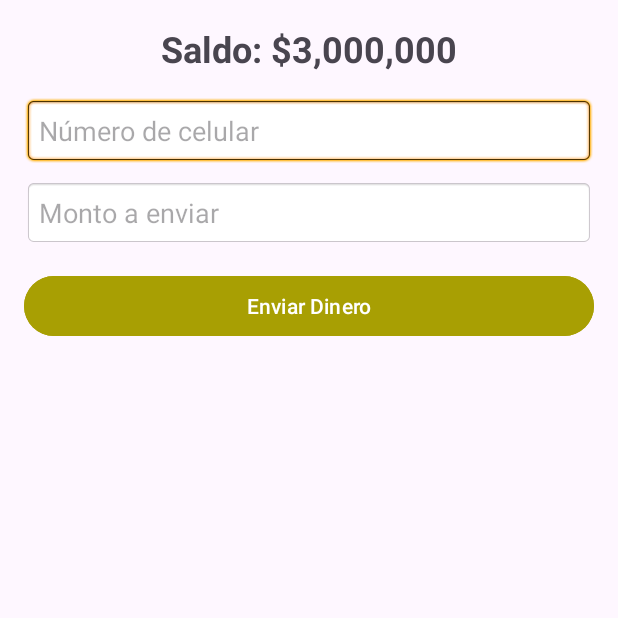
After one commit to EliasHincapie/AppFinanciera, an Android app: the CashActivity screen opened directly, with no data from a screen before it, on a phone screen of 412 x 824 dp, the top half of it. The commit adds this screen. Run offline under Robolectric (Android 15) with nearby library versions, the phone set to English and light mode, and no system bars; 3 statements that could not run were skipped.

Commit message:
Funcionalidad del Button enviar y recibir dinero

```diff
--- /dev/null
+++ b/app/src/main/java/com/example/appfinanciera/CashActivity.java
@@ -0,0 +1,117 @@
+package com.example.appfinanciera;
+
+import android.content.ContentValues;
+import android.database.Cursor;
+import android.database.sqlite.SQLiteDatabase;
+import android.os.Bundle;
+import android.widget.Button;
+import android.widget.EditText;
+import android.widget.Toast;
+import androidx.appcompat.app.AppCompatActivity;
+
+public class CashActivity extends AppCompatActivity {
+    private EditText etPhone, etAmount;
+    private Button btnSend;
+    SQLite databaseHelper;
+    String userPhone;
+    int balance;
+
+    @Override
+    protected void onCreate(Bundle savedInstanceState) {
+        super.onCreate(savedInstanceState);
+        setContentView(R.layout.activity_cash);
+
+        etPhone = findViewById(R.id.etPhone);
+        etAmount = findViewById(R.id.etAmount);
+        btnSend = findViewById(R.id.btnSend);
+        databaseHelper = new SQLite(this);
+
+        userPhone = getSharedPreferences("UserSession", MODE_PRIVATE).getString("phone", "");
+
+        // Obtener el saldo actual del usuario
+        balance = obtenerSaldo(userPhone);
+
+        btnSend.setOnClickListener(v -> enviarDinero());
+    }
+
+    private void enviarDinero() {
+        String phoneDestino = etPhone.getText().toString().trim();
+        String amountStr = etAmount.getText().toString().trim();
+
+        if (phoneDestino.isEmpty() || amountStr.isEmpty()) {
+            Toast.makeText(this, "Ingrese todos los datos", Toast.LENGTH_SHORT).show();
+            return;
+        }
+
+        int amount = Integer.parseInt(amountStr);
+        int amountRounded = redondearMonto(amount);
+
+        if (amountRounded <= 0) {
+            Toast.makeText(this, "Monto inválido", Toast.LENGTH_SHORT).show();
+            return;
+        }
+
+        if (amountRounded > balance) {
+            Toast.makeText(this, "Saldo insuficiente", Toast.LENGTH_SHORT).show();
+            return;
+        }
+
+        if (!usuarioExiste(phoneDestino)) {
+            Toast.makeText(this, "El número no está registrado", Toast.LENGTH_SHORT).show();
+            return;
+        }
+
+        // Actualizar los saldos en la BD
+        actualizarSaldo(userPhone, -amountRounded);
+        actualizarSaldo(phoneDestino, amountRounded);
+
+        // Registrar la transacción en el historial
+        registrarTransaccion(userPhone, phoneDestino, amountRounded);
+
+        Toast.makeText(this, "Transacción exitosa", Toast.LENGTH_SHORT).show();
+        finish();
+    }
+
+    private int redondearMonto(int monto) {
+        return (monto / 100) * 100;
+    }
+
+    private int obtenerSaldo(String phone) {
+        SQLiteDatabase db = databaseHelper.getReadableDatabase();
+        Cursor cursor = db.rawQuery("SELECT saldo FROM usuarios WHERE telefono=?", new String[]{phone});
+        int saldo = 0;
+        if (cursor.moveToFirst()) {
+            saldo = cursor.getInt(0);
+        }
+        cursor.close();
+        db.close();
+        return saldo;
+    }
+
+    private boolean usuarioExiste(String phone) {
+        SQLiteDatabase db = databaseHelper.getReadableDatabase();
+        Cursor cursor = db.rawQuery("SELECT * FROM usuarios WHERE telefono=?", new String[]{phone});
+        boolean exists = cursor.getCount() > 0;
+        cursor.close();
+        db.close();
+        return exists;
+    }
+
+    private void actualizarSaldo(String phone, int monto) {
+        SQLiteDatabase db = databaseHelper.getWritableDatabase();
+        db.execSQL("UPDATE usuarios SET saldo = saldo + ? WHERE telefono=?", new Object[]{monto, phone});
+        db.close();
+    }
+
+    private void registrarTransaccion(String origen, String destino, int monto) {
+        SQLiteDatabase db = databaseHelper.getWritableDatabase();
+        ContentValues values = new ContentValues();
+        values.put("tarjeta_origen", origen);
+        values.put("tarjeta_destino", destino);
+        values.put("monto_enviado", monto);
+        values.put("fecha", System.currentTimeMillis());
+
+        db.insert("historial", null, values);
+        db.close();
+    }
+}
--- a/app/src/main/java/com/example/appfinanciera/LoginActivity2.java
+++ b/app/src/main/java/com/example/appfinanciera/LoginActivity2.java
@@ -5,7 +5,6 @@ import android.content.Intent;
 import android.content.SharedPreferences;
 import android.os.Bundle;
 import android.text.InputType;
-import android.view.View;
 import android.widget.Button;
 import android.widget.EditText;
 import android.widget.ImageView;
@@ -68,11 +67,14 @@ public class LoginActivity2 extends AppCompatActivity {
         }
 
         if (databaseHelper.verificarUsuario(phone, password)) {
+            String userName = databaseHelper.obtenerNombreUsuario(phone);
+
             SharedPreferences.Editor editor = sharedPreferences.edit();
             editor.putString("phone", phone);
+            editor.putString("name", userName);  // Guardamos el nombre del usuario
             editor.apply();
 
-            Toast.makeText(this, "Inicio de sesión exitoso", Toast.LENGTH_LONG).show();
+        Toast.makeText(this, "Inicio de sesión exitoso", Toast.LENGTH_LONG).show();
             startActivity(new Intent(this, MainActivity.class));
             finish();
         } else {
--- a/app/src/main/java/com/example/appfinanciera/RegisterActivity.java
+++ b/app/src/main/java/com/example/appfinanciera/RegisterActivity.java
@@ -4,7 +4,6 @@ package com.example.appfinanciera;
 import android.content.Intent;
 import android.os.Bundle;
 import android.util.Patterns;
-import android.view.View;
 import android.widget.Button;
 import android.widget.EditText;
 import android.widget.TextView;
@@ -16,7 +15,6 @@ public class RegisterActivity extends AppCompatActivity {
     private Button registerButton;
     private TextView nextLogin;
     SQLite databaseHelper;
-
 
     @Override
     protected void onCreate(Bundle savedInstanceState) {
--- /dev/null
+++ b/app/src/main/res/layout/activity_cash.xml
@@ -0,0 +1,45 @@
+<?xml version="1.0" encoding="utf-8"?>
+<LinearLayout xmlns:android="http://schemas.android.com/apk/res/android"
+    android:layout_width="match_parent"
+    android:layout_height="match_parent"
+    android:orientation="vertical"
+    android:padding="16dp"
+    android:gravity="center_horizontal">
+
+    <TextView
+        android:id="@+id/tvBalance"
+        android:layout_width="wrap_content"
+        android:layout_height="wrap_content"
+        android:text="Saldo: $3,000,000"
+        android:textSize="24sp"
+        android:textStyle="bold"
+        android:paddingBottom="16dp"/>
+
+    <EditText
+        android:id="@+id/etPhone"
+        android:layout_width="match_parent"
+        android:layout_height="wrap_content"
+        android:hint="Número de celular"
+        android:inputType="phone"
+        android:padding="10dp"
+        android:background="@android:drawable/editbox_background"/>
+
+    <EditText
+        android:id="@+id/etAmount"
+        android:layout_width="match_parent"
+        android:layout_height="wrap_content"
+        android:hint="Monto a enviar"
+        android:inputType="number"
+        android:padding="10dp"
+        android:background="@android:drawable/editbox_background"
+        android:layout_marginTop="10dp"/>
+
+    <Button
+        android:id="@+id/btnSend"
+        android:layout_width="match_parent"
+        android:layout_height="wrap_content"
+        android:text="Enviar Dinero"
+        android:backgroundTint="#A89F03"
+        android:textColor="@android:color/white"
+        android:layout_marginTop="16dp"/>
+</LinearLayout>
--- /dev/null
+++ b/app/src/main/res/values/refs.xml
@@ -0,0 +1,2 @@
+<?xml version="1.0" encoding="utf-8"?>
+<resources></resources>
```
Also changed, not shown: app/src/main/AndroidManifest.xml (+9 -1 lines), app/src/main/java/com/example/appfinanciera/HomeActivity.java (added, +97 -0 lines), app/src/main/java/com/example/appfinanciera/ListHistory.java (added, +47 -0 lines), app/src/main/java/com/example/appfinanciera/MainActivity.java (+18 -28 lines), app/src/main/java/com/example/appfinanciera/RecibirDineroActivity.java (added, +66 -0 lines), app/src/main/java/com/example/appfinanciera/SQLite.java (+78 -18 lines), app/src/main/java/com/example/appfinanciera/Transaction.java (added, +35 -0 lines), app/src/main/res/layout/activity_home.xml (added, +92 -0 lines), app/src/main/res/layout/activity_main.xml (+7 -19 lines), app/src/main/res/layout/activity_recibir_dinero.xml (added, +37 -0 lines), app/src/main/res/drawable/balance_background.png (added), app/src/main/res/drawable/bg_transaction.png (added). Lines whose indentation alone changed are shown as unchanged.
